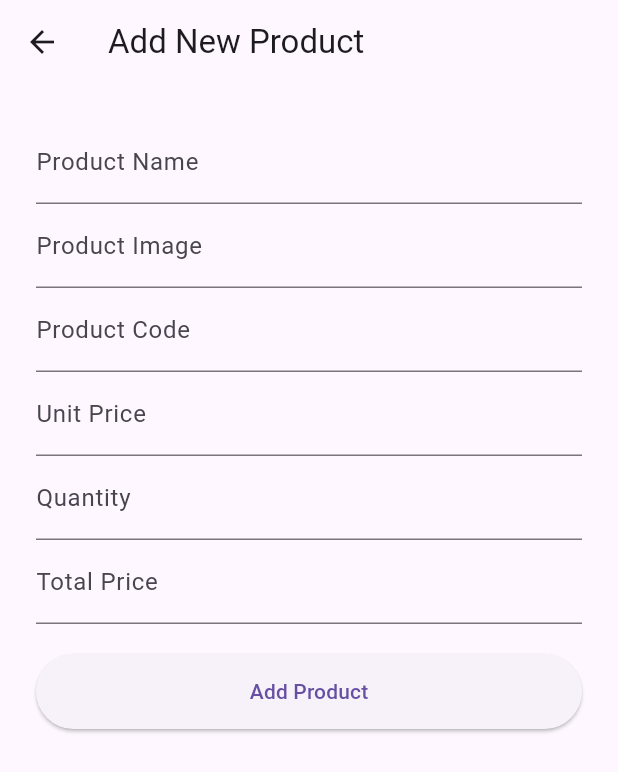
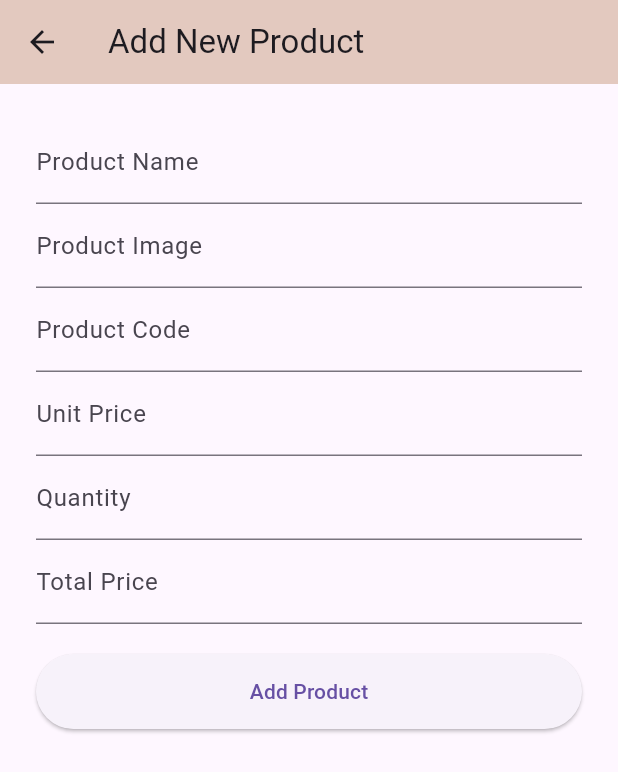
Before and after one commit to mukarrom21/flutter-assignments, a Flutter app: the screen it shows after launch, after a tap on the "add" icon, on a phone screen of 412 x 824 dp. Shown: the top 772 px of the screen. Run offline on Flutter 3.47's test engine with Material 3 defaults, Android fonts, the light colour scheme and no system bars; network calls fail.

Commit message:
Add new product into db with api added

```diff
--- a/lib/crud_app.dart
+++ b/lib/crud_app.dart
@@ -6,8 +6,14 @@ class CrudApp extends StatelessWidget {
 
   @override
   Widget build(BuildContext context) {
-    return const MaterialApp(
-      home: ProductListScreen(),
+    return MaterialApp(
+      theme: ThemeData(
+        primarySwatch: Colors.blue,
+        appBarTheme: const AppBarTheme(
+          backgroundColor: Color(0xffe3c9bf),
+        )
+      ),
+      home: const ProductListScreen(),
     );
   }
 }
--- a/lib/screens/product_list_screen.dart
+++ b/lib/screens/product_list_screen.dart
@@ -28,6 +28,13 @@ class _ProductListScreenState extends State<ProductListScreen> {
     return Scaffold(
       appBar: AppBar(
         title: const Text("Product List"),
+        actions: [
+          IconButton(
+              onPressed: () {
+                getProducts();
+              },
+              icon: const Icon(Icons.refresh))
+        ],
       ),
       floatingActionButton: FloatingActionButton(
         onPressed: () {
@@ -38,7 +45,11 @@ class _ProductListScreenState extends State<ProductListScreen> {
         },
         child: const Icon(Icons.add),
       ),
-      body: isLoading ? const Center(child: CircularProgressIndicator(),) : ListView.separated(
+      body: isLoading
+          ? const Center(
+              child: CircularProgressIndicator(),
+            )
+          : ListView.separated(
               itemBuilder: (context, index) {
                 return ProductItem(data: products[index]);
               },
--- a/lib/screens/update_product_screen.dart
+++ b/lib/screens/update_product_screen.dart
@@ -11,15 +11,10 @@ class UpdateProductScreen extends StatefulWidget {
 
 class _UpdateProductScreenState extends State<UpdateProductScreen> {
   final TextEditingController _productNameTEC = TextEditingController();
-
   final TextEditingController _productImageTEC = TextEditingController();
-
   final TextEditingController _productCodeTEC = TextEditingController();
-
   final TextEditingController _unitPriceTEC = TextEditingController();
-
   final TextEditingController _quantityTEC = TextEditingController();
-
   final TextEditingController _totalPriceTEC = TextEditingController();
 
   @override
--- a/lib/widgets/input_widget.dart
+++ b/lib/widgets/input_widget.dart
@@ -14,6 +14,12 @@ class InputWidget extends StatelessWidget {
   Widget build(BuildContext context) {
     return TextFormField(
       controller: controller,
+      validator: (value) {
+        if (value == null || value.isEmpty) {
+          return 'Please enter $label';
+        }
+        return null;
+      },
       decoration: InputDecoration(
         hintText: label,
         // border: const OutlineInputBorder(),
```
Also changed, not shown: lib/screens/add_new_product_screen.dart (+73 -15 lines), lib/widgets/product_item.dart (+10 -1 lines). Lines whose indentation alone changed are shown as unchanged.
